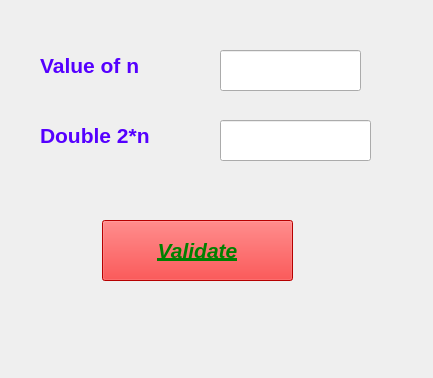
Old version of the form test.ui in the repository Dollim/PythonProject.
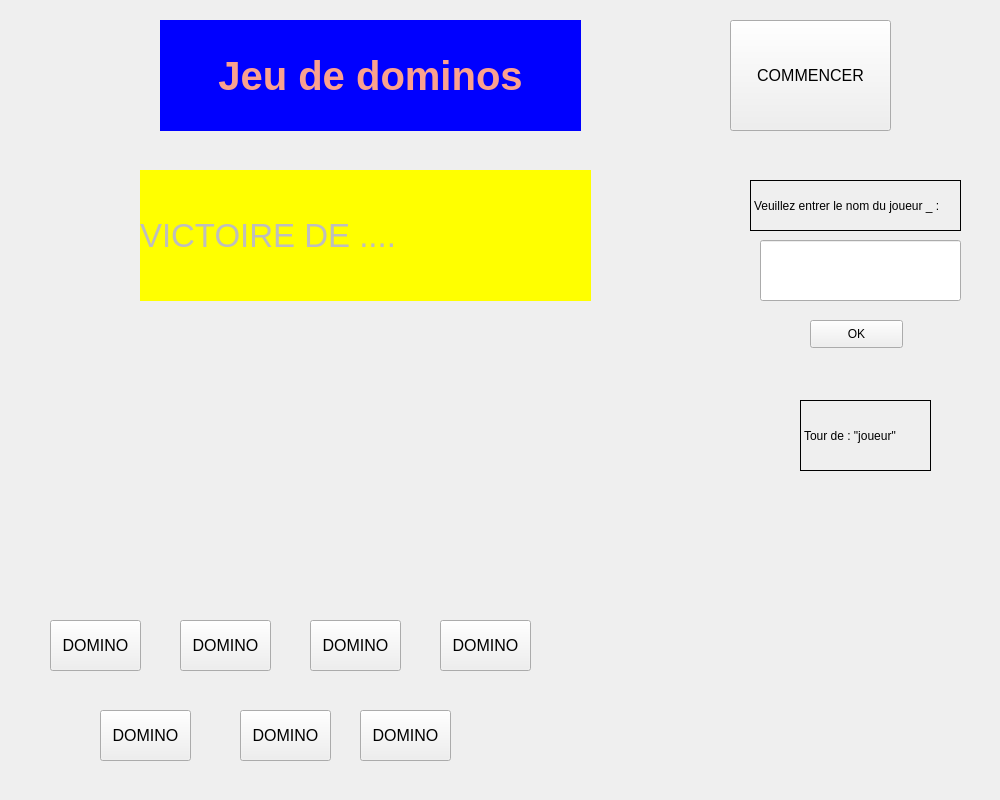
New version of the form.

The edit to the form file:
```diff
--- a/test.ui
+++ b/test.ui
@@ -6,114 +6,272 @@
    <rect>
     <x>0</x>
     <y>0</y>
-    <width>433</width>
-    <height>378</height>
+    <width>1000</width>
+    <height>800</height>
    </rect>
   </property>
   <property name="windowTitle">
    <string>Form</string>
   </property>
-  <widget class="QLabel" name="label">
+  <property name="styleSheet">
+   <string notr="true"/>
+  </property>
+  <widget class="QLabel" name="label_titre">
    <property name="geometry">
     <rect>
-     <x>40</x>
-     <y>30</y>
-     <width>161</width>
-     <height>71</height>
+     <x>160</x>
+     <y>20</y>
+     <width>421</width>
+     <height>111</height>
     </rect>
    </property>
    <property name="font">
     <font>
-     <pointsize>16</pointsize>
+     <pointsize>30</pointsize>
      <weight>75</weight>
      <bold>true</bold>
     </font>
    </property>
-   <property name="styleSheet">
-    <string notr="true">color: rgb(85, 0, 255)</string>
+   <property name="layoutDirection">
+    <enum>Qt::LeftToRight</enum>
    </property>
-   <property name="text">
-    <string>Value of n</string>
-   </property>
-  </widget>
-  <widget class="QLabel" name="label_2">
-   <property name="geometry">
-    <rect>
-     <x>40</x>
-     <y>100</y>
-     <width>161</width>
-     <height>71</height>
-    </rect>
-   </property>
-   <property name="font">
-    <font>
-     <pointsize>16</pointsize>
-     <weight>75</weight>
-     <bold>true</bold>
-    </font>
-   </property>
    <property name="styleSheet">
-    <string notr="true">color: rgb(85, 0, 255)</string>
+    <string notr="true">background:light blue;color:#FAA18F</string>
    </property>
+   <property name="frameShadow">
+    <enum>QFrame::Sunken</enum>
+   </property>
    <property name="text">
-    <string>Double 2*n</string>
+    <string>Jeu de dominos</string>
    </property>
-  </widget>
-  <widget class="QLineEdit" name="lineEdit">
-   <property name="geometry">
-    <rect>
-     <x>220</x>
-     <y>50</y>
-     <width>141</width>
-     <height>41</height>
-    </rect>
+   <property name="textFormat">
+    <enum>Qt::PlainText</enum>
    </property>
-   <property name="font">
-    <font>
-     <pointsize>16</pointsize>
-     <italic>true</italic>
-    </font>
-   </property>
-  </widget>
-  <widget class="QLineEdit" name="lineEdit_2">
-   <property name="geometry">
-    <rect>
-     <x>220</x>
-     <y>120</y>
-     <width>151</width>
-     <height>41</height>
-    </rect>
-   </property>
-   <property name="font">
-    <font>
-     <pointsize>16</pointsize>
-     <italic>true</italic>
-    </font>
+   <property name="alignment">
+    <set>Qt::AlignCenter</set>
    </property>
   </widget>
   <widget class="QPushButton" name="pushButton">
    <property name="geometry">
     <rect>
-     <x>102</x>
-     <y>220</y>
-     <width>191</width>
+     <x>50</x>
+     <y>620</y>
+     <width>91</width>
+     <height>51</height>
+    </rect>
+   </property>
+   <property name="font">
+    <font>
+     <pointsize>12</pointsize>
+    </font>
+   </property>
+   <property name="text">
+    <string>DOMINO</string>
+   </property>
+  </widget>
+  <widget class="QPushButton" name="pushButton_2">
+   <property name="geometry">
+    <rect>
+     <x>180</x>
+     <y>620</y>
+     <width>91</width>
+     <height>51</height>
+    </rect>
+   </property>
+   <property name="font">
+    <font>
+     <pointsize>12</pointsize>
+    </font>
+   </property>
+   <property name="text">
+    <string>DOMINO</string>
+   </property>
+  </widget>
+  <widget class="QPushButton" name="pushButton_3">
+   <property name="geometry">
+    <rect>
+     <x>310</x>
+     <y>620</y>
+     <width>91</width>
+     <height>51</height>
+    </rect>
+   </property>
+   <property name="font">
+    <font>
+     <pointsize>12</pointsize>
+    </font>
+   </property>
+   <property name="text">
+    <string>DOMINO</string>
+   </property>
+  </widget>
+  <widget class="QPushButton" name="pushButton_4">
+   <property name="geometry">
+    <rect>
+     <x>440</x>
+     <y>620</y>
+     <width>91</width>
+     <height>51</height>
+    </rect>
+   </property>
+   <property name="font">
+    <font>
+     <pointsize>12</pointsize>
+    </font>
+   </property>
+   <property name="text">
+    <string>DOMINO</string>
+   </property>
+  </widget>
+  <widget class="QPushButton" name="pushButton_5">
+   <property name="geometry">
+    <rect>
+     <x>100</x>
+     <y>710</y>
+     <width>91</width>
+     <height>51</height>
+    </rect>
+   </property>
+   <property name="font">
+    <font>
+     <pointsize>12</pointsize>
+    </font>
+   </property>
+   <property name="text">
+    <string>DOMINO</string>
+   </property>
+  </widget>
+  <widget class="QPushButton" name="pushButton_6">
+   <property name="geometry">
+    <rect>
+     <x>240</x>
+     <y>710</y>
+     <width>91</width>
+     <height>51</height>
+    </rect>
+   </property>
+   <property name="font">
+    <font>
+     <pointsize>12</pointsize>
+    </font>
+   </property>
+   <property name="text">
+    <string>DOMINO</string>
+   </property>
+  </widget>
+  <widget class="QPushButton" name="pushButton_7">
+   <property name="geometry">
+    <rect>
+     <x>360</x>
+     <y>710</y>
+     <width>91</width>
+     <height>51</height>
+    </rect>
+   </property>
+   <property name="font">
+    <font>
+     <pointsize>12</pointsize>
+    </font>
+   </property>
+   <property name="text">
+    <string>DOMINO</string>
+   </property>
+  </widget>
+  <widget class="QPushButton" name="start_btn">
+   <property name="geometry">
+    <rect>
+     <x>730</x>
+     <y>20</y>
+     <width>161</width>
+     <height>111</height>
+    </rect>
+   </property>
+   <property name="font">
+    <font>
+     <pointsize>12</pointsize>
+    </font>
+   </property>
+   <property name="text">
+    <string>COMMENCER</string>
+   </property>
+  </widget>
+  <widget class="QPushButton" name="name_btn">
+   <property name="geometry">
+    <rect>
+     <x>810</x>
+     <y>320</y>
+     <width>93</width>
+     <height>28</height>
+    </rect>
+   </property>
+   <property name="text">
+    <string>OK</string>
+   </property>
+  </widget>
+  <widget class="QLabel" name="label_nom">
+   <property name="geometry">
+    <rect>
+     <x>750</x>
+     <y>180</y>
+     <width>211</width>
+     <height>51</height>
+    </rect>
+   </property>
+   <property name="frameShape">
+    <enum>QFrame::Box</enum>
+   </property>
+   <property name="text">
+    <string>Veuillez entrer le nom du joueur _ :</string>
+   </property>
+  </widget>
+  <widget class="QLineEdit" name="lineEdit">
+   <property name="geometry">
+    <rect>
+     <x>760</x>
+     <y>240</y>
+     <width>201</width>
      <height>61</height>
     </rect>
    </property>
+  </widget>
+  <widget class="QLabel" name="label">
+   <property name="geometry">
+    <rect>
+     <x>800</x>
+     <y>400</y>
+     <width>131</width>
+     <height>71</height>
+    </rect>
+   </property>
+   <property name="frameShape">
+    <enum>QFrame::Box</enum>
+   </property>
+   <property name="text">
+    <string>Tour de : &quot;joueur&quot;</string>
+   </property>
+  </widget>
+  <widget class="QLabel" name="label_2">
+   <property name="enabled">
+    <bool>false</bool>
+   </property>
+   <property name="geometry">
+    <rect>
+     <x>140</x>
+     <y>170</y>
+     <width>451</width>
+     <height>131</height>
+    </rect>
+   </property>
    <property name="font">
     <font>
-     <pointsize>16</pointsize>
-     <weight>75</weight>
-     <italic>true</italic>
-     <bold>true</bold>
-     <underline>true</underline>
+     <pointsize>25</pointsize>
     </font>
    </property>
    <property name="styleSheet">
-    <string notr="true">color:green;background:red</string>
+    <string notr="true">background:yellow</string>
    </property>
    <property name="text">
-    <string>Validate</string>
+    <string>VICTOIRE DE ....</string>
    </property>
   </widget>
  </widget>
```
